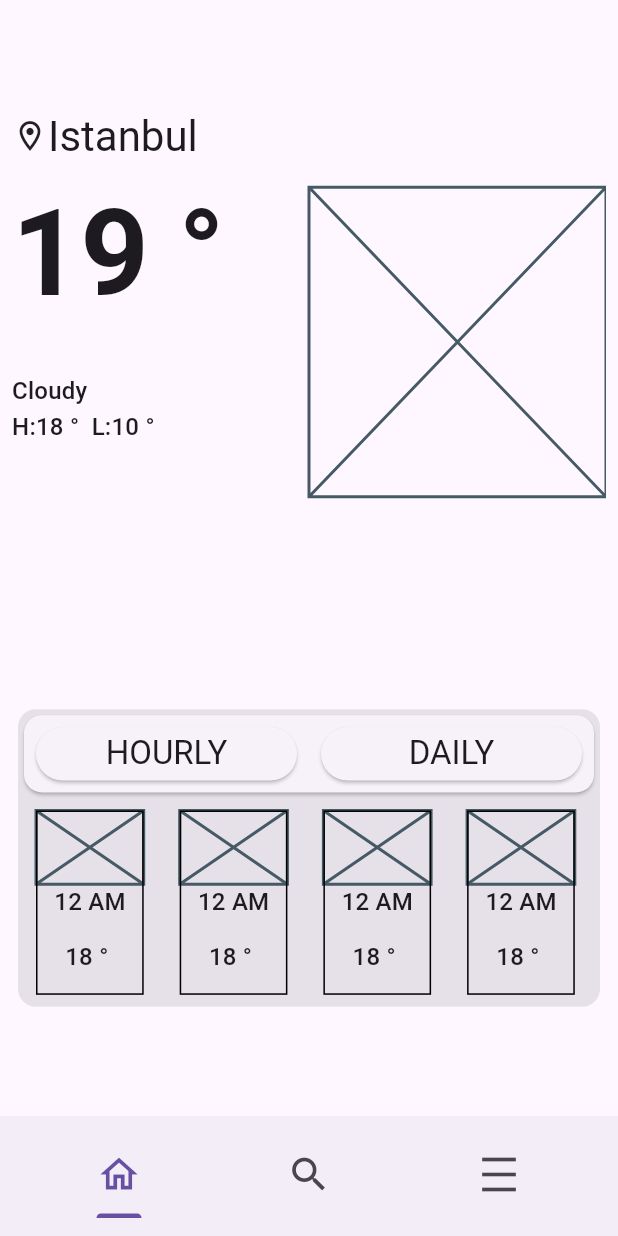
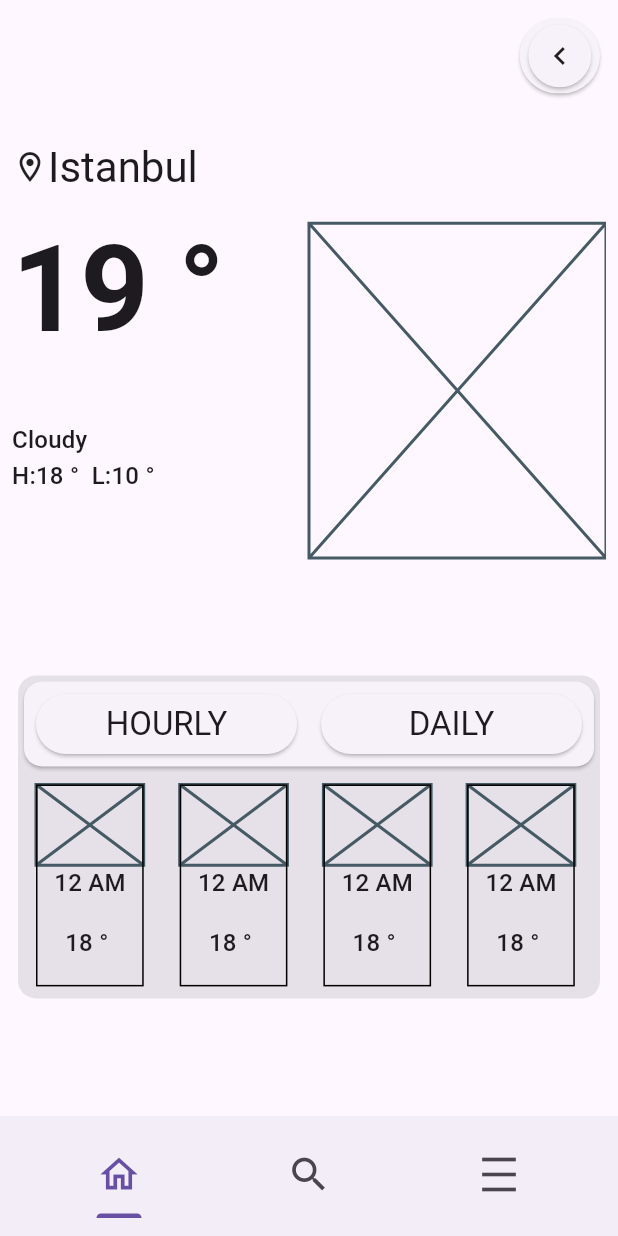
Before and after one commit to cEgemen/weaApp2, a Flutter app: the screen it shows after launch, on a phone screen of 412 x 824 dp. Run offline on Flutter 3.47's test engine with Material 3 defaults, Android fonts, the phone set to English and light mode, and no system bars; our stand-ins replace dio, flutter_mobx, mobx, shared_preferences; generated files the repository leaves out were written again.

Commit message:
add main page app bar and change theme button and setting page button and functions of them

```diff
--- a/lib/product/enums/router_enum.dart
+++ b/lib/product/enums/router_enum.dart
@@ -5,4 +5,5 @@
         entryPage,
         signAndLogInPage,
         mainPage,
+        settingsPage
  }
--- a/lib/product/managments/routeManager/route_manager.dart
+++ b/lib/product/managments/routeManager/route_manager.dart
@@ -1,6 +1,7 @@
 
 
 import 'package:flutter/material.dart';
+import 'package:weather_app_2/product/pages/mainPage/settingsPage/settings_page.dart';
 
 import '../../enums/router_enum.dart';
 import '../../pages/entryPage/entry_page.dart';
@@ -23,6 +24,8 @@ class RouteManager with _Routemixin{
                 return toPage(const SignOrLogInView());
                 case RouterEnum.mainPage:
                 return toPage(const MainPage());
+                case RouterEnum.settingsPage:
+                return toPage(const SettingPage());
                 case RouterEnum.entryPage:
                 default:
                 return toPage(const  EntryPage(),);
--- a/lib/product/pages/mainPage/main2Page/main2_page.dart
+++ b/lib/product/pages/mainPage/main2Page/main2_page.dart
@@ -1,7 +1,13 @@
 import 'package:flutter/material.dart';
+import 'package:flutter_mobx/flutter_mobx.dart';
+import 'package:provider/provider.dart';
+import 'package:weather_app_2/product/managments/themeManager/theme_manager.dart';
+import 'package:weather_app_2/product/useful/radius.dart';
+import 'package:weather_app_2/product/widgets/cards/templatesCardWidgets/main_app_bar_circle_widget.dart';
 
 import '../../../../core/base/base_view.dart';
 import '../../../../core/extensions/context_extension.dart';
+import '../../../enums/theme_enum.dart';
 import '../../../useful/padding.dart';
 import 'main2_view_model.dart';
 
@@ -10,14 +16,52 @@ class Main2Page extends StatelessWidget {
 
   @override
   Widget build(BuildContext context) {
-    return BaseView(viewModel: Main2ViewModel(), initial: (viewModel) {}, disposse: () {}, build: builder);
+    return BaseView(
+        viewModel: Main2ViewModel(),
+        initial: (viewModel) {
+          viewModel.setBuildContext(context);
+          viewModel.init();
+        },
+        disposse: () {},
+        build: builder);
   }
 
   Widget builder(BuildContext context, Main2ViewModel state) {
     return Scaffold(
-        appBar: AppBar(),
         body: Column(
       children: [
+        Expanded(
+            flex: 1,
+            child: Observer(
+              builder: (context) => Row(
+                mainAxisAlignment: MainAxisAlignment.end,
+                children: [
+                  Card(
+                    shape: RoundedRectangleBorder(borderRadius: BorderRadius.all(AppRadius.mediumCircleRadius())),
+                    child: state.isActionTouched
+                        ? SizedBox(
+                            width: (context.width * .13) * 3,
+                            child: Row(
+                              mainAxisAlignment: MainAxisAlignment.end,
+                              children: [
+                                MainCircleIconWidget(onTap: state.chanceActionState, icon: Icons.keyboard_arrow_right_outlined),
+                                MainCircleIconWidget(onTap: state.toSettingPage, icon: Icons.settings),
+                                MainCircleIconWidget(
+                                    onTap: state.chanceTheme,
+                                    icon: ThemeEnum.light == context.read<ThemeManager>().currentThemeEnum
+                                        ? Icons.nightlight_round_outlined
+                                        : Icons.light_mode_outlined),
+                              ],
+                            ),
+                          )
+                        : SizedBox(
+                            width: context.width * .13,
+                            child: MainCircleIconWidget(onTap: state.chanceActionState, icon: Icons.keyboard_arrow_left_outlined),
+                          ),
+                  ),
+                ],
+              ),
+            )),
         Expanded(
             flex: 1,
             child: Row(
@@ -67,7 +111,7 @@ class Main2Page extends StatelessWidget {
               ],
             )),
         const Spacer(
-              flex: 2,
+          flex: 1,
         ),
         Expanded(
             flex: 3,
--- a/lib/product/pages/mainPage/main_page.dart
+++ b/lib/product/pages/mainPage/main_page.dart
@@ -1,5 +1,4 @@
 import 'package:flutter/material.dart';
-
 import '../../../core/base/base_view.dart';
 import '../../useful/padding.dart';
 import 'main_view_model.dart';
--- a/lib/product/pages/mainPage/main_view_model.dart
+++ b/lib/product/pages/mainPage/main_view_model.dart
@@ -1,6 +1,5 @@
 import 'package:flutter/material.dart';
 import 'package:mobx/mobx.dart';
-
 import '../../../core/base/base_view_model.dart';
 import 'detailPage/detail_page.dart';
 import 'main2Page/main2_page.dart';
--- a/lib/product/pages/signAndLogInPage/logInPage/log_in_view_state.dart
+++ b/lib/product/pages/signAndLogInPage/logInPage/log_in_view_state.dart
@@ -3,7 +3,7 @@ import 'package:mobx/mobx.dart';
 
 import '../../../../core/base/base_view_model.dart';
 import '../../../constants/app_constants.dart';
-import '../../../widgets/cards/circle_icon_card_widget.dart';
+import '../../../widgets/cards/atomicCardWİdgets/circle_icon_card_widget.dart';
 
 part 'log_in_view_state.g.dart';
 
--- a/lib/product/pages/signAndLogInPage/signUpPage/sign_up_view_state.dart
+++ b/lib/product/pages/signAndLogInPage/signUpPage/sign_up_view_state.dart
@@ -2,7 +2,7 @@ import 'package:flutter/material.dart';
 import 'package:mobx/mobx.dart';
 
 import '../../../constants/app_constants.dart';
-import '../../../widgets/cards/circle_icon_card_widget.dart';
+import '../../../widgets/cards/atomicCardWİdgets/circle_icon_card_widget.dart';
 
 part 'sign_up_view_state.g.dart';
 
--- /dev/null
+++ b/lib/product/widgets/cards/atomicCardWİdgets/circle_icon_card_widget.dart
@@ -0,0 +1,36 @@
+import 'package:flutter/material.dart';
+import 'package:weather_app_2/product/useful/radius.dart';
+import '../../../constants/app_constants.dart';
+
+class CircleIIconCardWidget extends StatelessWidget {
+  const CircleIIconCardWidget({required IconData icon, void Function()? onTap, double? opacity, double? sizes, Color? color, super.key})
+      : _icon = icon,
+        _sizes = sizes,
+        _color = color,
+        _opacity = opacity,
+        _onTap = onTap;
+  final IconData _icon;
+  final double? _sizes;
+  final Color? _color;
+  final double? _opacity;
+  final void Function()? _onTap;
+  @override
+  Widget build(BuildContext context) {
+    return SizedBox(
+      height: _sizes ?? AppConstants.lowWidgetSize,
+      width: _sizes ?? AppConstants.lowWidgetSize,
+      child: Opacity(
+        opacity: _opacity ?? 1,
+        child: InkWell(
+          borderRadius: BorderRadius.all(AppRadius.highCircleRadius()),
+          onTap: _onTap,
+          child: Card(
+            color: _color,
+            shape: const CircleBorder(),
+            child: Icon(_icon),
+          ),
+        ),
+      ),
+    );
+  }
+}
--- /dev/null
+++ b/lib/product/widgets/cards/templatesCardWidgets/main_app_bar_circle_widget.dart
@@ -0,0 +1,16 @@
+import 'package:flutter/material.dart';
+import '../atomicCardWİdgets/circle_icon_card_widget.dart';
+
+class MainCircleIconWidget extends StatelessWidget {
+  const MainCircleIconWidget({required void Function() onTap, required this.icon, super.key}) : _onTap = onTap;
+  final void Function() _onTap;
+  final IconData icon;
+  @override
+  Widget build(BuildContext context) {
+    return CircleIIconCardWidget(
+      icon: icon,
+      sizes: 50,
+      onTap: _onTap,
+    );
+  }
+}
```
Also changed, not shown: lib/product/pages/mainPage/main2Page/main2_view_model.dart (+37 -12 lines), lib/product/pages/mainPage/searchPage/search_page.dart (+78 -37 lines), lib/product/pages/mainPage/settingsPage/settings_page.dart (added, +22 -0 lines), lib/product/pages/mainPage/settingsPage/settings_view_model.dart (added, +22 -0 lines), lib/product/widgets/cards/circle_icon_card_widget.dart (deleted, +0 -30 lines), lib/product/pages/mainPage/main2Page/main2_view_model.g.dart, lib/product/pages/mainPage/settingsPage/settings_model.dart (added), lib/product/pages/mainPage/settingsPage/settings_view_model.g.dart (added). Lines whose indentation alone changed are shown as unchanged.
